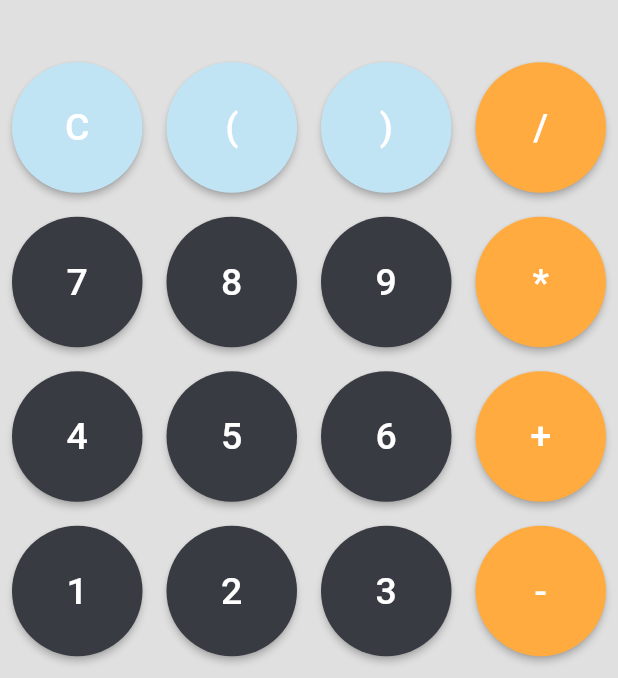
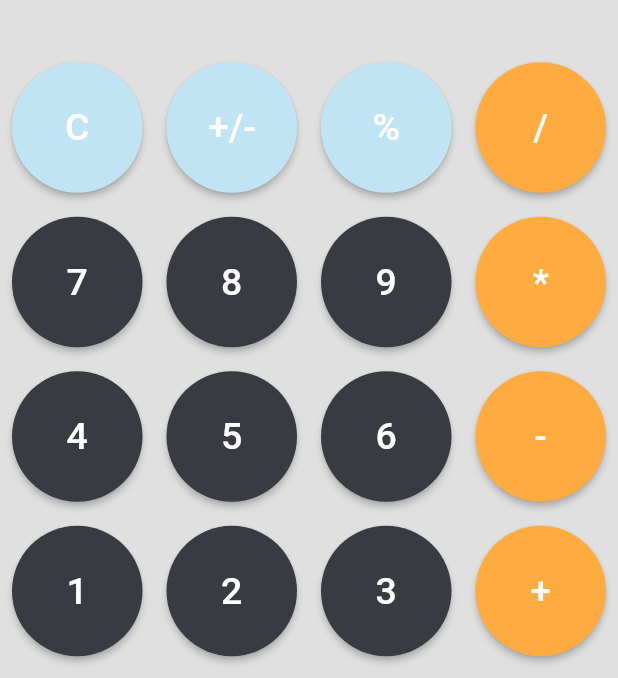
Before and after one commit to AlanNegalho/Calculator_Basic_Flutter, a Flutter app: the screen it shows after launch, on a phone screen of 412 x 824 dp. Shown: the part 197-875 px from the top of the screen. Run offline on Flutter 3.47's test engine with Material 2 defaults, Android fonts, the phone set to English and light mode, and no system bars; our stand-ins replace math_expressions.

Commit message:
add funçao inverter sinais

```diff
--- a/lib/color_button.dart
+++ b/lib/color_button.dart
@@ -7,7 +7,7 @@ Color getcolor(String text) {
   if (text == 'AC') {
     return Color.fromARGB(255, 59, 31, 29);
   }
-  if (text == 'C' || text == '(' || text == ')') {
+  if (text == 'C' || text == '%' || text == '+/-') {
     return Color.fromARGB(255, 193, 228, 245);
   }
 
--- a/lib/main.dart
+++ b/lib/main.dart
@@ -13,9 +13,7 @@ class MyApp extends StatelessWidget {
     return MaterialApp(
       debugShowCheckedModeBanner: false,
       title: 'Flutter Demo',
-      theme: ThemeData(
-        primarySwatch: Colors.blue,
-      ),
+      theme: ThemeData(),
       home: Calculator(),
     );
   }
```
Also changed, not shown: lib/buttonlist.dart (+4 -4 lines), lib/calculadora.dart (+10 -0 lines).
